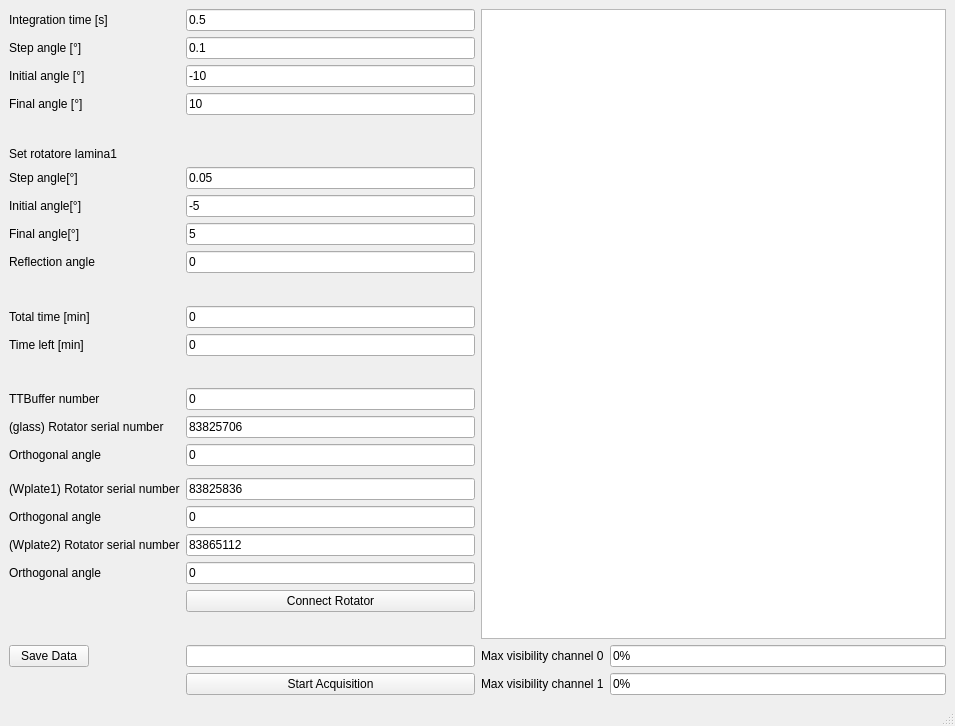
Qt form timebin_lamina.ui (qLuxor/pylabtools) before a commit.
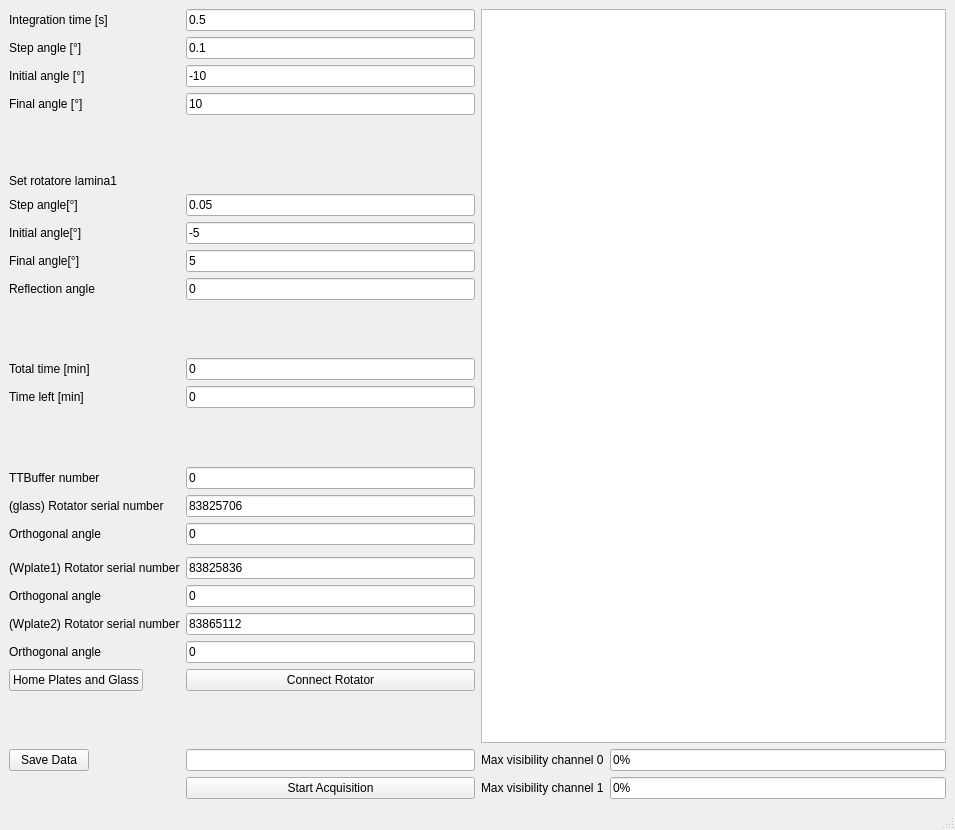
The same form after that commit. Custom widgets are drawn as their Qt base class.

Commit message: Home button added

What changed in the file:
```diff
--- a/timebin_lamina.ui
+++ b/timebin_lamina.ui
@@ -7,7 +7,7 @@
     <x>0</x>
     <y>0</y>
     <width>955</width>
-    <height>726</height>
+    <height>830</height>
    </rect>
   </property>
   <property name="windowTitle">
@@ -344,6 +344,13 @@
         </property>
        </widget>
       </item>
+      <item row="31" column="0">
+       <widget class="QPushButton" name="btnHome">
+        <property name="text">
+         <string>Home Plates and Glass</string>
+        </property>
+       </widget>
+      </item>
      </layout>
     </item>
     <item>
```
The commit also changes 1 other file.
